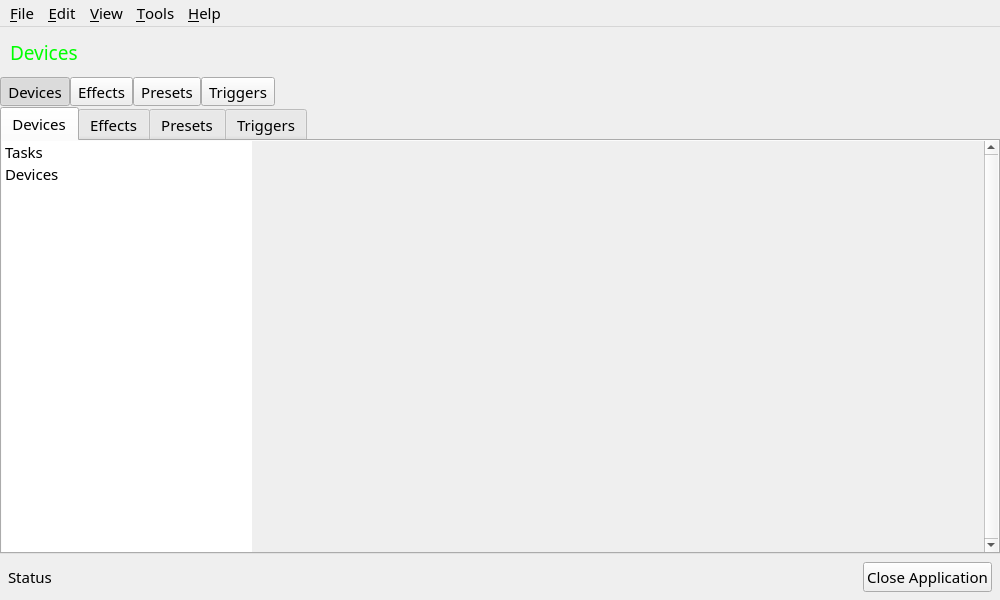
Before: the Qt Designer form data/qt/main.ui in polychromatic/polychromatic, drawn with Qt 5.
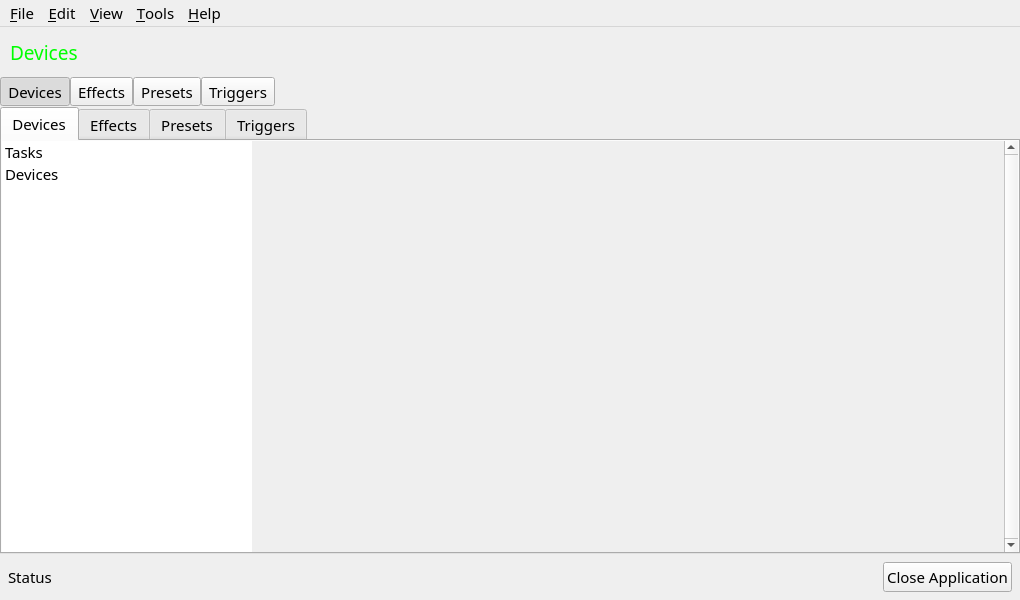
After: the same form once the commit is applied. Icons and pictures are not drawn.

Commit message:
devices: Improve spacing and arrange effect buttons like grid
As opposed to the effect buttons widths being inconsistent. In event of
long text, then the "grid" will lose this desired design. At the moment,
this shouldn't happen ["Spectrum" used a width of 101]

I originally tried some code to set the button width to the widest
button, however while this did the job, this caused flickering due to
being timer-based (2ms). Event-based would be better, but it's tricky.

```diff
--- a/data/qt/main.ui
+++ b/data/qt/main.ui
@@ -6,7 +6,7 @@
    <rect>
     <x>0</x>
     <y>0</y>
-    <width>1000</width>
+    <width>1020</width>
     <height>600</height>
    </rect>
   </property>
@@ -387,7 +387,7 @@
             <rect>
              <x>0</x>
              <y>0</y>
-             <width>721</width>
+             <width>741</width>
              <height>396</height>
             </rect>
            </property>
@@ -607,7 +607,7 @@
     <rect>
      <x>0</x>
      <y>0</y>
-     <width>1000</width>
+     <width>1020</width>
      <height>31</height>
     </rect>
    </property>
```
Left out of the diff: 2 changed lines with no effect on the pictures. The commit also changes 2 other files.
